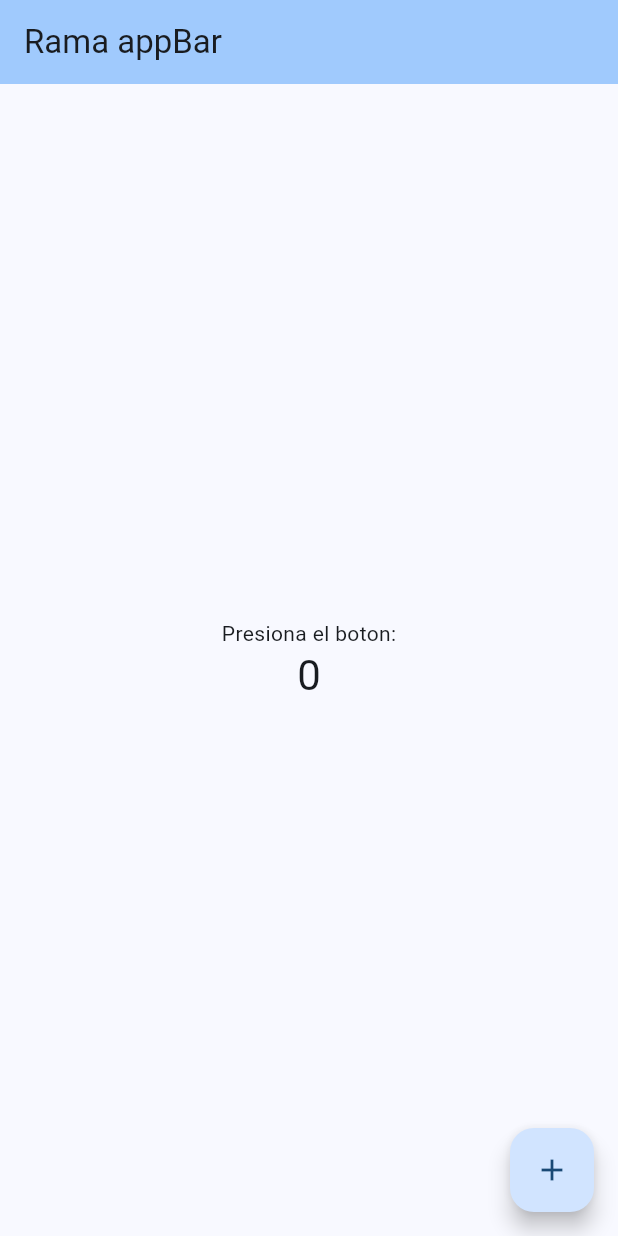
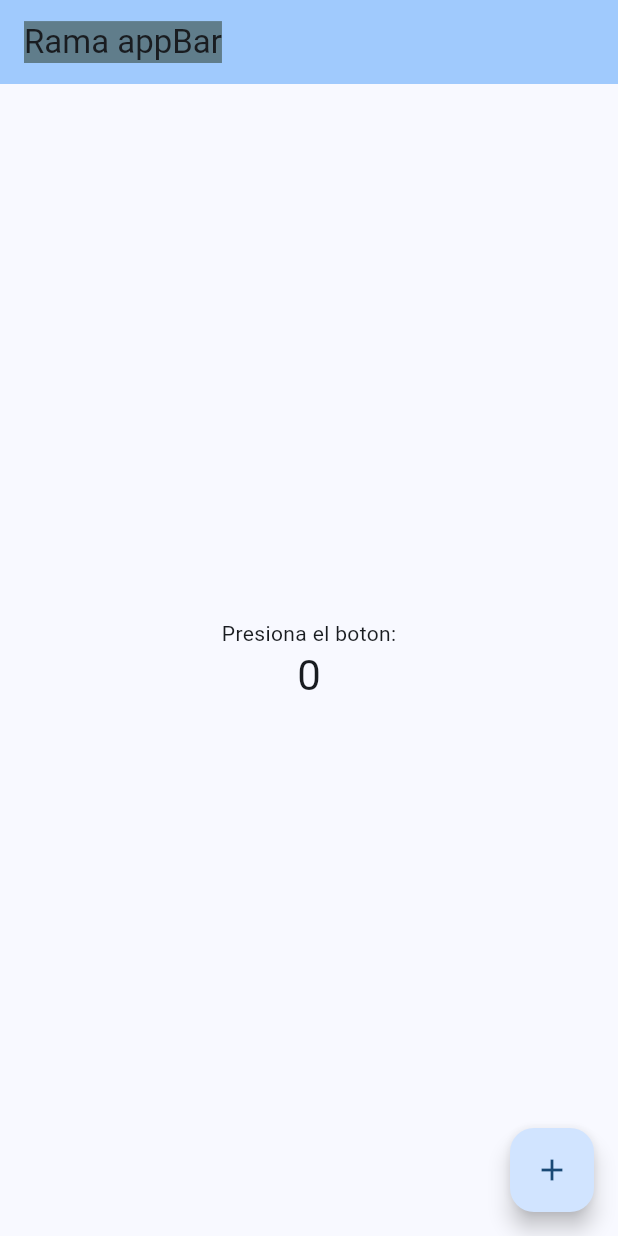
Before and after one commit to ramiro-castillo/Git_github, a Flutter app: the screen it shows after launch, on a phone screen of 412 x 824 dp. Run offline on Flutter 3.47's test engine with Material 2 defaults, Android fonts, the phone set to English and light mode, and no system bars.

```diff
--- a/lib/main.dart
+++ b/lib/main.dart
@@ -50,7 +50,7 @@ class _MyHomePageState extends State<MyHomePage> {
 
         backgroundColor: Theme.of(context).colorScheme.inversePrimary,
 
-        title: Text(widget.title),
+        title: Text(widget.title,style: const TextStyle(backgroundColor: Colors.blueGrey ),),
       ),
       body: Center(
         // Center is a layout widget. It takes a single child and positions it
```
